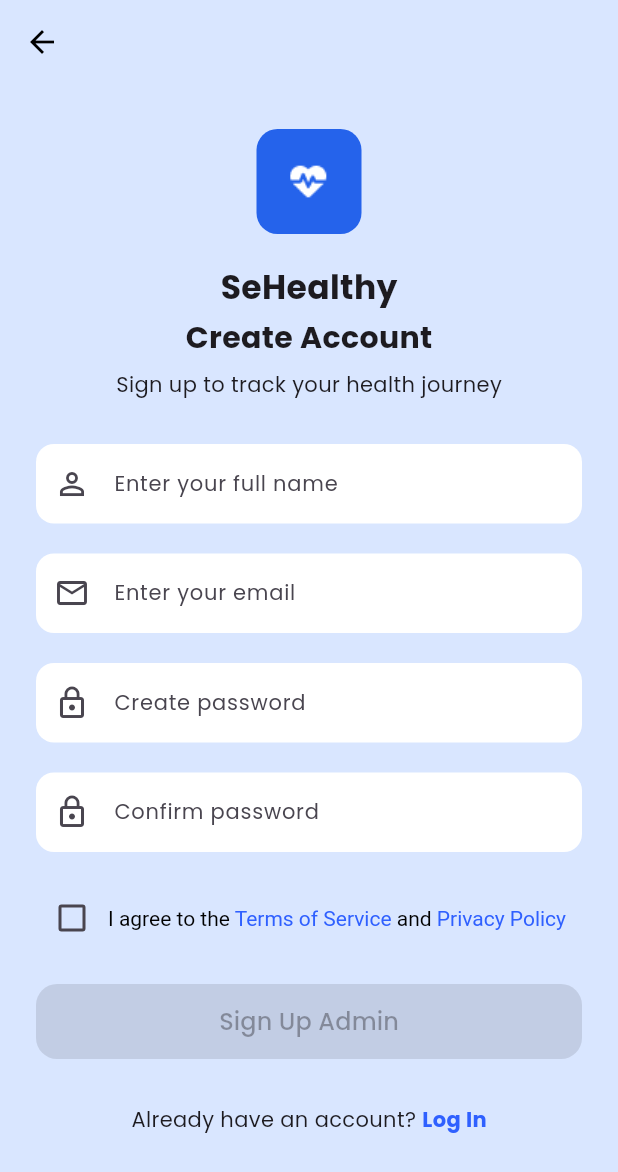
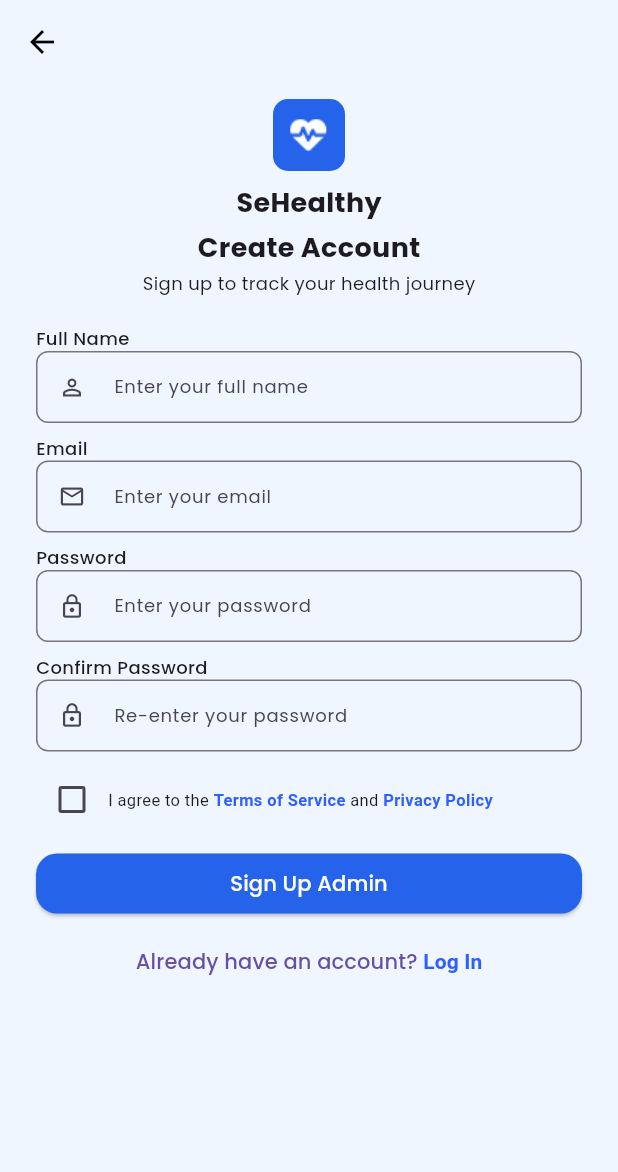
Before and after one commit to ipaddr/MPLJJ25-138-KEL-6, a Flutter app: the AdminRegisterScreen screen opened by its route, on a phone screen of 412 x 824 dp. Shown: the top 1172 px of the screen. Run offline on Flutter 3.47's test engine with Material 3 defaults, Android fonts, the phone set to English and light mode, and no system bars; our stand-ins replace cloud_firestore, firebase_auth, firebase_core, google_sign_in; accounts and stored records are empty.

Commit message:
tambahan lagi

```diff
--- a/sehealthyapp/lib/screens/admin/admin_register_screen.dart
+++ b/sehealthyapp/lib/screens/admin/admin_register_screen.dart
@@ -11,12 +11,14 @@ class AdminRegisterScreen extends StatefulWidget {
 }
 
 class _AdminRegisterScreenState extends State<AdminRegisterScreen> {
-  final _formKey = GlobalKey<FormState>();
   final nameController = TextEditingController();
   final emailController = TextEditingController();
   final passwordController = TextEditingController();
   final confirmPasswordController = TextEditingController();
+
+  final _formKey = GlobalKey<FormState>();
   bool agreeTerms = false;
+  bool _isLoading = false;
 
   final List<String> allowedEmails = [
     'abdulhafiz.contact@gmail.com',
@@ -24,52 +26,98 @@ class _AdminRegisterScreenState extends State<AdminRegisterScreen> {
   ];
 
   void _onRegister() async {
-    if (_formKey.currentState!.validate()) {
+    if (!_formKey.currentState!.validate()) return;
+
     if (!agreeTerms) {
-        ScaffoldMessenger.of(context).showSnackBar(
-          const SnackBar(
-            content: Text("Please agree to the Terms and Privacy Policy"),
-          ),
-        );
+      _showMessage("Please agree to the Terms and Privacy Policy");
       return;
     }
 
     final email = emailController.text.trim();
 
     if (!allowedEmails.contains(email)) {
-        ScaffoldMessenger.of(context).showSnackBar(
-          const SnackBar(content: Text("Email tidak diizinkan mendaftar")),
-        );
+      _showMessage("Email tidak diizinkan mendaftar");
       return;
     }
 
+    setState(() {
+      _isLoading = true;
+    });
+
     try {
-        final credential = await FirebaseAuth.instance
-            .createUserWithEmailAndPassword(
+      final credential = await FirebaseAuth.instance.createUserWithEmailAndPassword(
         email: email,
         password: passwordController.text.trim(),
       );
 
       await credential.user?.sendEmailVerification();
 
-        ScaffoldMessenger.of(context).showSnackBar(
-          const SnackBar(
-            content: Text(
-              "Pendaftaran berhasil. Silakan verifikasi email kamu",
-            ),
-          ),
-        );
+      _showMessage("Pendaftaran berhasil. Silakan verifikasi email kamu", isError: false);
 
       Navigator.pushReplacement(
         context,
         MaterialPageRoute(builder: (_) => const AdminLoginScreen()),
       );
     } catch (e) {
+      _showMessage("Pendaftaran gagal: ${e.toString()}");
+    } finally {
+      if (mounted) {
+        setState(() {
+          _isLoading = false;
+        });
+      }
+    }
+  }
+
+  void _showMessage(String message, {bool isError = true}) {
     ScaffoldMessenger.of(context).showSnackBar(
-          SnackBar(content: Text("Pendaftaran gagal: ${e.toString()}")),
+      SnackBar(
+        content: Text(
+          message,
+          style: const TextStyle(color: Colors.white),
+        ),
+        backgroundColor: isError ? Colors.redAccent : Colors.green,
+        behavior: SnackBarBehavior.floating,
+        margin: const EdgeInsets.all(12),
+        shape: RoundedRectangleBorder(borderRadius: BorderRadius.circular(10)),
+        duration: const Duration(seconds: 3),
+      ),
     );
   }
+
+  Widget buildTextField({
+    required TextEditingController controller,
+    required String hint,
+    required IconData icon,
+    bool obscure = false,
+  }) {
+    return TextFormField(
+      controller: controller,
+      obscureText: obscure,
+      style: const TextStyle(fontSize: 12),
+      decoration: InputDecoration(
+        hintText: hint,
+        hintStyle: const TextStyle(fontSize: 12),
+        prefixIcon: Icon(icon, size: 18),
+        border: OutlineInputBorder(borderRadius: BorderRadius.circular(8)),
+        contentPadding: const EdgeInsets.symmetric(horizontal: 10, vertical: 8),
+      ),
+      validator: (value) {
+        if (value == null || value.isEmpty) {
+          return 'Required';
         }
+        if (controller == emailController && !value.contains('@')) {
+          return 'Enter a valid email';
+        }
+        if (obscure && value.length < 6) {
+          return 'Minimum 6 characters';
+        }
+        if (controller == confirmPasswordController && value != passwordController.text) {
+          return 'Passwords do not match';
+        }
+        return null;
+      },
+    );
   }
 
   @override
@@ -81,55 +129,12 @@ class _AdminRegisterScreenState extends State<AdminRegisterScreen> {
     super.dispose();
   }
 
-  Widget buildTextField({
-    required TextEditingController controller,
-    required String hint,
-    required IconData icon,
-    bool obscure = false,
-  }) {
-    return TextFormField(
-      controller: controller,
-      obscureText: obscure,
-      style: const TextStyle(fontSize: 14),
-      decoration: InputDecoration(
-        hintText: hint,
-        prefixIcon: Icon(icon),
-        filled: true,
-        fillColor: Colors.white,
-        contentPadding: const EdgeInsets.symmetric(
-          horizontal: 16,
-          vertical: 16,
-        ),
-        border: OutlineInputBorder(
-          borderRadius: BorderRadius.circular(12),
-          borderSide: BorderSide.none,
-        ),
-      ),
-      validator: (value) {
-        if (value == null || value.isEmpty) {
-          return 'Required';
-        }
-        if (controller == emailController && !value.contains('@')) {
-          return 'Enter a valid email';
-        }
-        if (obscure && value.length < 6) {
-          return 'Minimum 6 characters';
-        }
-        if (controller == confirmPasswordController &&
-            value != passwordController.text) {
-          return 'Passwords do not match';
-        }
-        return null;
-      },
-    );
-  }
-
   @override
   Widget build(BuildContext context) {
     return Scaffold(
-      backgroundColor: const Color(0xFFD9E6FF),
+      backgroundColor: const Color(0xFFEFF6FF),
       appBar: AppBar(
-        backgroundColor: const Color(0xFFD9E6FF),
+        backgroundColor: const Color(0xFFEFF6FF),
         elevation: 0,
         leading: IconButton(
           icon: const Icon(Icons.arrow_back, color: Colors.black),
@@ -141,72 +146,90 @@ class _AdminRegisterScreenState extends State<AdminRegisterScreen> {
           },
         ),
       ),
-      body: SingleChildScrollView(
+      body: SafeArea(
+        child: LayoutBuilder(
+          builder: (context, constraints) => SingleChildScrollView(
+            child: ConstrainedBox(
+              constraints: BoxConstraints(minHeight: constraints.maxHeight),
+              child: Padding(
                 padding: const EdgeInsets.symmetric(horizontal: 24),
+                child: IntrinsicHeight(
                   child: Form(
                     key: _formKey,
                     child: Column(
+                      crossAxisAlignment: CrossAxisAlignment.start,
                       children: [
-              const SizedBox(height: 30),
+                        const SizedBox(height: 10),
+                        Center(
+                          child: Column(
+                            children: [
                               Container(
+                                padding: const EdgeInsets.all(6),
                                 decoration: BoxDecoration(
                                   color: const Color(0xFF2563EB),
-                  borderRadius: BorderRadius.circular(14),
+                                  borderRadius: BorderRadius.circular(10),
                                 ),
-                padding: const EdgeInsets.all(10),
                                 child: Image.asset(
                                   'assets/images/logo1.png',
-                  width: 50,
-                  height: 50,
+                                  height: 36,
+                                  width: 36,
                                 ),
                               ),
-              const SizedBox(height: 20),
+                              const SizedBox(height: 8),
                               const Text(
                                 'SeHealthy',
-                style: TextStyle(fontSize: 22, fontWeight: FontWeight.bold),
+                                style: TextStyle(
+                                  fontWeight: FontWeight.bold,
+                                  fontSize: 18,
+                                ),
                               ),
                               const SizedBox(height: 4),
                               const Text(
                                 'Create Account',
-                style: TextStyle(fontSize: 20, fontWeight: FontWeight.bold),
+                                style: TextStyle(
+                                  fontSize: 18,
+                                  fontWeight: FontWeight.bold,
                                 ),
-              const SizedBox(height: 6),
+                              ),
+                              const SizedBox(height: 2),
                               const Text(
                                 'Sign up to track your health journey',
-                style: TextStyle(fontSize: 14),
+                                style: TextStyle(fontSize: 12),
                               ),
-              const SizedBox(height: 30),
-
+                            ],
+                          ),
+                        ),
+                        const SizedBox(height: 20),
+                        buildLabel('Full Name'),
                         buildTextField(
                           controller: nameController,
                           hint: 'Enter your full name',
                           icon: Icons.person_outline,
                         ),
-              const SizedBox(height: 20),
-
+                        const SizedBox(height: 8),
+                        buildLabel('Email'),
                         buildTextField(
                           controller: emailController,
                           hint: 'Enter your email',
                           icon: Icons.email_outlined,
                         ),
-              const SizedBox(height: 20),
-
+                        const SizedBox(height: 8),
+                        buildLabel('Password'),
                         buildTextField(
                           controller: passwordController,
-                hint: 'Create password',
+                          hint: 'Enter your password',
                           icon: Icons.lock_outline,
                           obscure: true,
                         ),
-              const SizedBox(height: 20),
-
+                        const SizedBox(height: 8),
+                        buildLabel('Confirm Password'),
                         buildTextField(
                           controller: confirmPasswordController,
-                hint: 'Confirm password',
+                          hint: 'Re-enter your password',
                           icon: Icons.lock_outline,
                           obscure: true,
                         ),
-              const SizedBox(height: 20),
-
+                        const SizedBox(height: 8),
                         Row(
                           children: [
                             Checkbox(
@@ -217,20 +240,26 @@ class _AdminRegisterScreenState extends State<AdminRegisterScreen> {
                                 });
                               },
                             ),
-                  Expanded(
-                    child: RichText(
-                      text: const TextSpan(
-                        style: TextStyle(color: Colors.black, fontSize: 14),
+                            const Expanded(
+                              child: Text.rich(
+                                TextSpan(
+                                  text: 'I agree to the ',
+                                  style: TextStyle(fontSize: 11),
                                   children: [
-                          TextSpan(text: 'I agree to the '),
                                     TextSpan(
                                       text: 'Terms of Service',
-                            style: TextStyle(color: Color(0xFF2F60FF)),
+                                      style: TextStyle(
+                                        color: Color(0xFF2F60FF),
+                                        fontWeight: FontWeight.bold,
+                                      ),
                                     ),
                                     TextSpan(text: ' and '),
                                     TextSpan(
                                       text: 'Privacy Policy',
-                            style: TextStyle(color: Color(0xFF2F60FF)),
+                                      style: TextStyle(
+                                        color: Color(0xFF2F60FF),
+                                        fontWeight: FontWeight.bold,
+                                      ),
                                     ),
                                   ],
                                 ),
@@ -238,55 +267,75 @@ class _AdminRegisterScreenState extends State<AdminRegisterScreen> {
                             ),
                           ],
                         ),
-              const SizedBox(height: 20),
-
+                        const SizedBox(height: 8),
                         SizedBox(
                           width: double.infinity,
-                height: 50,
                           child: ElevatedButton(
-                  onPressed: agreeTerms ? _onRegister : null,
+                            onPressed: _isLoading ? null : _onRegister,
                             style: ElevatedButton.styleFrom(
                               backgroundColor: const Color(0xFF2563EB),
+                              foregroundColor: Colors.white,
                               shape: RoundedRectangleBorder(
                                 borderRadius: BorderRadius.circular(14),
                               ),
                             ),
-                  child: const Text(
+                            child: _isLoading
+                                ? const SizedBox(
+                                    height: 16,
+                                    width: 16,
+                                    child: CircularProgressIndicator(
+                                      color: Colors.white,
+                                      strokeWidth: 2,
+                                    ),
+                                  )
+                                : const Text(
                                     'Sign Up Admin',
-                    style: TextStyle(fontSize: 16),
+                                    style: TextStyle(fontSize: 14),
                                   ),
                           ),
                         ),
-              const SizedBox(height: 30),
-
-              Row(
-                mainAxisAlignment: MainAxisAlignment.center,
-                children: [
-                  const Text('Already have an account? '),
-                  GestureDetector(
-                    onTap: () {
+                        const SizedBox(height: 4),
+                        Center(
+                          child: TextButton(
+                            onPressed: () {
                               Navigator.pushReplacement(
                                 context,
-                        MaterialPageRoute(
-                          builder: (_) => const AdminLoginScreen(),
-                        ),
+                                MaterialPageRoute(builder: (_) => const AdminLoginScreen()),
                               );
                             },
-                    child: const Text(
-                      'Log In',
+                            child: const Text.rich(
+                              TextSpan(
+                                text: 'Already have an account? ',
+                                children: [
+                                  TextSpan(
+                                    text: 'Log In',
                                     style: TextStyle(
                                       color: Color(0xFF2F60FF),
                                       fontWeight: FontWeight.bold,
                                     ),
                                   ),
-                  ),
                                 ],
                               ),
-              const SizedBox(height: 20),
+                            ),
+                          ),
+                        ),
+                        const Spacer(),
                       ],
+                    ),
+                  ),
+                ),
+              ),
+            ),
           ),
         ),
       ),
     );
   }
+
+  Widget buildLabel(String label) {
+    return Text(
+      label,
+      style: const TextStyle(fontSize: 12, fontWeight: FontWeight.w500),
+    );
   }
+}
--- a/sehealthyapp/lib/screens/schedule_screen.dart
+++ b/sehealthyapp/lib/screens/schedule_screen.dart
@@ -1,5 +1,6 @@
 import 'package:flutter/material.dart';
 import 'checkup_detail.dart';
+import 'dashboard_screen.dart'; // Import dashboard_screen.dart untuk navigasi
 
 class ScheduleScreen extends StatelessWidget {
   const ScheduleScreen({super.key});
@@ -11,7 +12,18 @@ class ScheduleScreen extends StatelessWidget {
         title: const Text('Schedule'),
         centerTitle: true,
         elevation: 0,
-        automaticallyImplyLeading: false,
+        backgroundColor: Colors.white,
+        foregroundColor: Colors.black87,
+        leading: IconButton(
+          icon: const Icon(Icons.arrow_back),
+          onPressed: () {
+            // Navigasi langsung ke DashboardScreen saat back ditekan
+            Navigator.pushReplacement(
+              context,
+              MaterialPageRoute(builder: (_) => const DashboardScreen()),
+            );
+          },
+        ),
       ),
       backgroundColor: const Color(0xFFF5F7FA),
       body: SingleChildScrollView(
@@ -19,14 +31,11 @@ class ScheduleScreen extends StatelessWidget {
         child: Column(
           crossAxisAlignment: CrossAxisAlignment.start,
           children: [
-            // Title: Upcoming Checkup
             const Text(
               'Upcoming Checkup',
               style: TextStyle(fontSize: 18, fontWeight: FontWeight.bold),
             ),
             const SizedBox(height: 12),
-
-            // Upcoming Checkup Card
             Container(
               padding: const EdgeInsets.all(16),
               decoration: BoxDecoration(
@@ -35,7 +44,6 @@ class ScheduleScreen extends StatelessWidget {
               ),
               child: Row(
                 children: [
-                  // Icon
                   Container(
                     padding: const EdgeInsets.all(8),
                     decoration: const BoxDecoration(
@@ -45,8 +53,6 @@ class ScheduleScreen extends StatelessWidget {
                     child: const Icon(Icons.bloodtype, color: Colors.blue),
                   ),
                   const SizedBox(width: 16),
-
-                  // Checkup Info
                   Expanded(
                     child: Column(
                       crossAxisAlignment: CrossAxisAlignment.start,
@@ -66,16 +72,11 @@ class ScheduleScreen extends StatelessWidget {
                       ],
                     ),
                   ),
-
-                  // Label + arrow
                   Column(
                     crossAxisAlignment: CrossAxisAlignment.end,
                     children: [
                       Container(
-                        padding: const EdgeInsets.symmetric(
-                          horizontal: 10,
-                          vertical: 4,
-                        ),
+                        padding: const EdgeInsets.symmetric(horizontal: 10, vertical: 4),
                         decoration: BoxDecoration(
                           color: Colors.white,
                           borderRadius: BorderRadius.circular(12),
@@ -96,10 +97,8 @@ class ScheduleScreen extends StatelessWidget {
               ),
             ),
             const SizedBox(height: 24),
-
-            // Riwayat Checkup
             _buildCheckupCard(
-              context: context, // <-- kirim context di sini
+              context: context,
               title: 'Regular Checkup',
               date: 'Apr 15, 2025',
               data: {'Blood Pressure': '120/80 mmHg', 'Heart Rate': '72 bpm'},
@@ -122,7 +121,6 @@ class ScheduleScreen extends StatelessWidget {
     );
   }
 
-  // Tambahkan parameter BuildContext context
   Widget _buildCheckupCard({
     required BuildContext context,
     required String title,
@@ -140,7 +138,6 @@ class ScheduleScreen extends StatelessWidget {
       child: Column(
         crossAxisAlignment: CrossAxisAlignment.start,
         children: [
-          // Title & Date
           Text(
             title,
             style: const TextStyle(fontWeight: FontWeight.bold, fontSize: 16),
@@ -148,13 +145,10 @@ class ScheduleScreen extends StatelessWidget {
           const SizedBox(height: 4),
           Text(date, style: const TextStyle(color: Colors.grey)),
           const SizedBox(height: 12),
-
-          // Data medis
           Wrap(
             spacing: 20,
             runSpacing: 4,
-            children:
-                data.entries
+            children: data.entries
                 .map(
                   (e) => Text(
                     '${e.key}: ${e.value}',
@@ -164,8 +158,6 @@ class ScheduleScreen extends StatelessWidget {
                 .toList(),
           ),
           const SizedBox(height: 12),
-
-          // View Details Button
           SizedBox(
             width: double.infinity,
             child: OutlinedButton(
```
Lines whose indentation alone changed are shown as unchanged.
